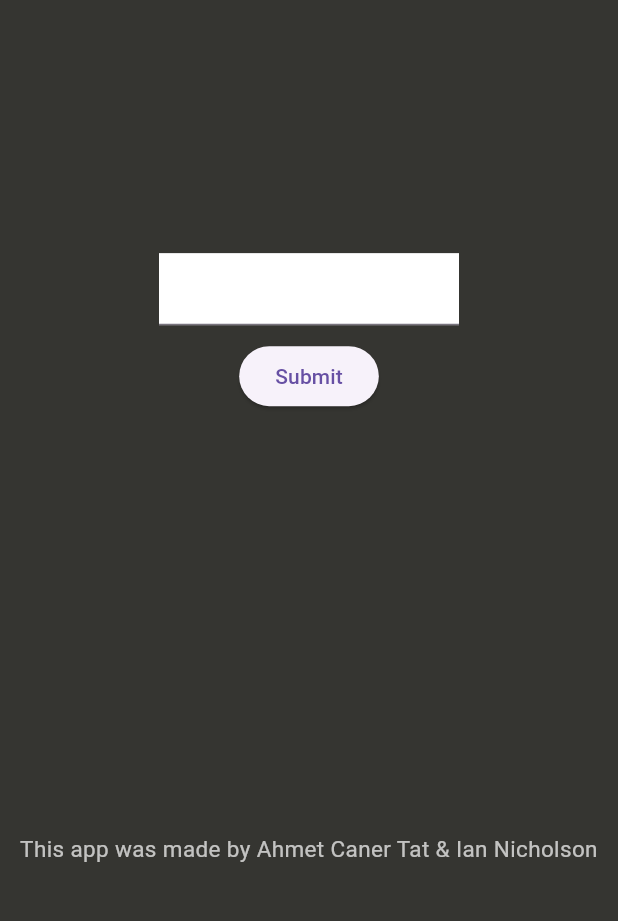
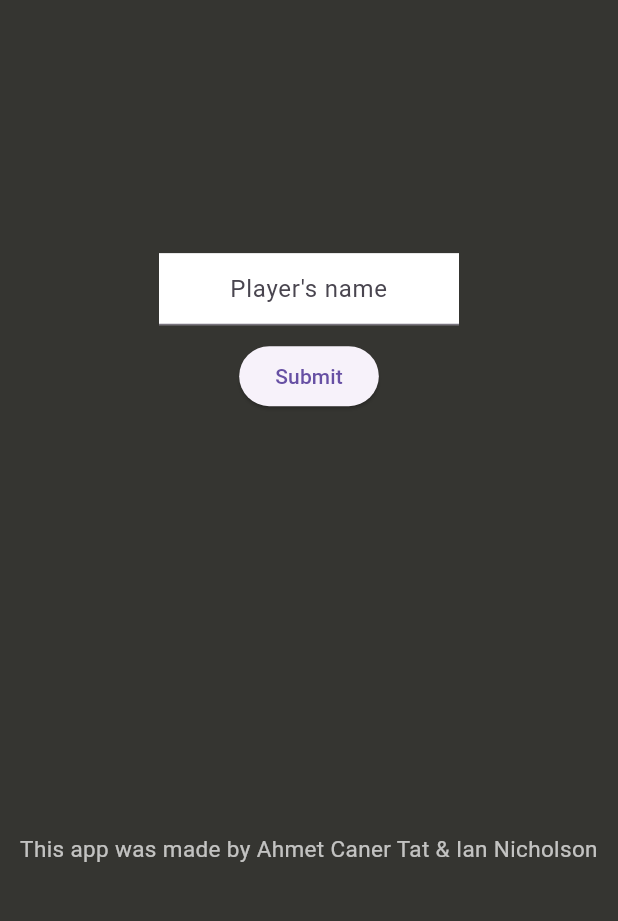
Before and after one commit to AhmetCanerTat/Really-Drunk, a Flutter app: the screen it shows after launch, on a phone screen of 412 x 824 dp, the part 150-1071 px from its top. Run offline on Flutter 3.47's test engine with Material 3 defaults, Android fonts, the phone set to English and light mode, and no system bars; our stand-ins replace audioplayers, circular_countdown_timer, flutter_fortune_wheel; missing offline and left inert: dart:ffi.

Commit message:
added give sips option

```diff
--- /dev/null
+++ b/lib/model/givesip.dart
@@ -0,0 +1,6 @@
+import 'package:reallydrunk/model/option.dart';
+
+class GiveSip extends Option {
+  GiveSip(String description, String name)
+      : super(name, description, "GiveSip", 0.5);
+}
--- a/lib/pages/home_page.dart
+++ b/lib/pages/home_page.dart
@@ -42,7 +42,7 @@ class _HomePageState extends State<HomePage> {
   @override
   Widget build(BuildContext context) {
     return Scaffold(
-      backgroundColor: Color(0XFF353531),
+      backgroundColor: const Color(0XFF353531),
       resizeToAvoidBottomInset: false,
       appBar: AppBar(
         backgroundColor: Colors.transparent,
@@ -51,12 +51,12 @@ class _HomePageState extends State<HomePage> {
         title: Center(
           child: Container(
               height: 100,
-              margin: EdgeInsets.only(top: 20),
+              margin: const EdgeInsets.only(top: 20),
               child: Image.asset('assets/images/app_logo.png')),
         ),
       ),
       body: Column(children: [
-        Spacer(
+        const Spacer(
           flex: 2,
         ),
         Expanded(
@@ -67,7 +67,13 @@ class _HomePageState extends State<HomePage> {
                   color: Colors.white,
                   width: 200,
                   margin: const EdgeInsets.only(top: 30, bottom: 10),
-                  child: TextField(controller: _controller),
+                  child: TextField(
+                    textAlign: TextAlign.center,
+                    controller: _controller,
+                    decoration: const InputDecoration(
+                      hintText: "Player's name",
+                    ),
+                  ),
                 ),
                 ElevatedButton(
                     onPressed: savePerson, child: const Text("Submit"))
```
Also changed, not shown: lib/widgets/giveortakesip.dart (renamed from lib/widgets/takesip.dart, +14 -8 lines), lib/widgets/modal.dart (+10 -3 lines), lib/widgets/wheel.dart (+5 -2 lines).
